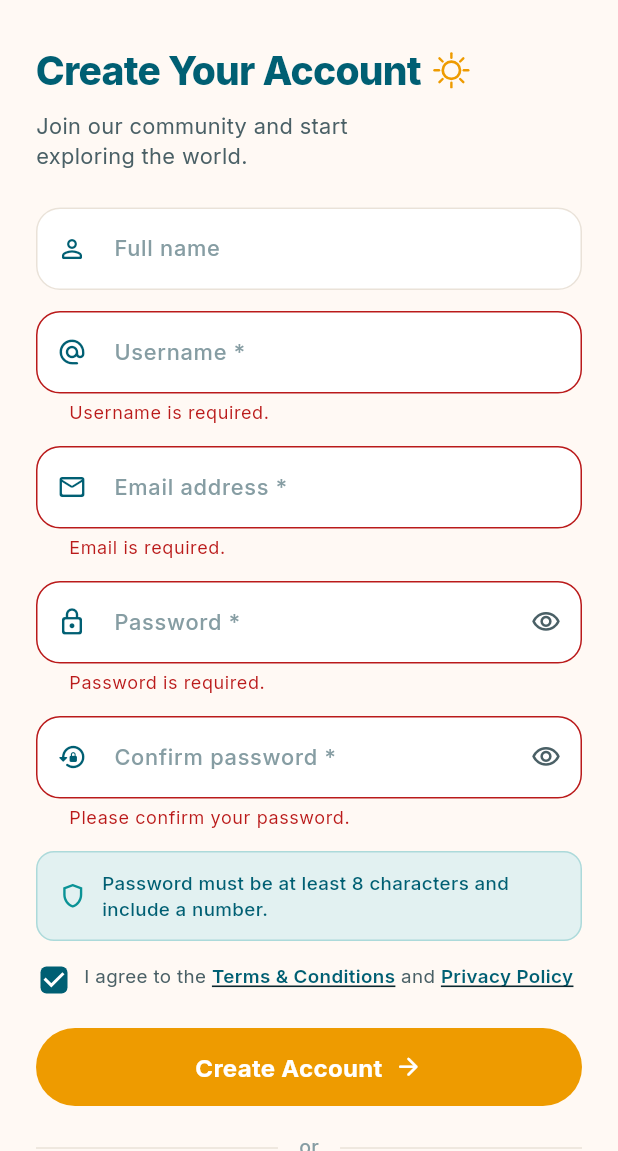
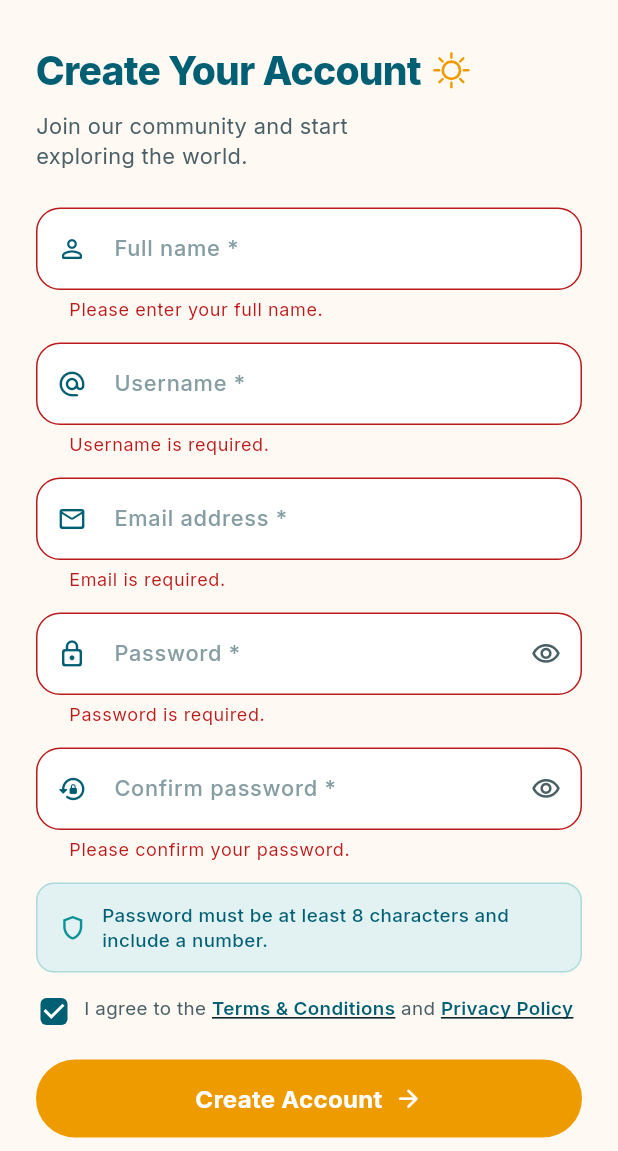
Before and after one commit to Ansh5922/WeTravel, a Flutter app: the SignupPage screen opened by its route, after a tap on "Create Account", on a phone screen of 412 x 824 dp, the part 85-1236 px from its top. Run offline on Flutter 3.47's test engine with Material 3 defaults, Android fonts, the phone set to English and light mode, and no system bars; our stand-ins replace dio, equatable, flutter_bloc, flutter_riverpod, flutter_secure_storage, go_router and 3 more; accounts and stored records are empty.

Commit message:
feat(auth): make fullName required in frontend signup form

```diff
--- a/frontend/lib/features/auth/presentation/pages/signup_page.dart
+++ b/frontend/lib/features/auth/presentation/pages/signup_page.dart
@@ -193,7 +193,7 @@ class _SignupPageState extends State<SignupPage> {
                             const SizedBox(height: 18),
                           ],
 
-                          // ── 4. Full Name Field (Optional) ─────────────────
+                          // ── 4. Full Name Field (Required) ─────────────────
                           TextFormField(
                             controller: _fullNameController,
                             keyboardType: TextInputType.name,
@@ -207,7 +207,7 @@ class _SignupPageState extends State<SignupPage> {
                               fontWeight: FontWeight.w500,
                             ),
                             decoration: _buildInputDecoration(
-                              hintText: 'Full name',
+                              hintText: 'Full name *',
                               prefixIcon: Icons.person_outline_rounded,
                             ),
                           ),
--- a/frontend/lib/features/auth/presentation/widgets/auth_validators.dart
+++ b/frontend/lib/features/auth/presentation/widgets/auth_validators.dart
@@ -63,14 +63,17 @@ class AuthValidators {
     return null;
   }
 
-  /// Validates full name (optional field validator).
+  /// Validates full name (required field, 2-100 characters).
   static String? validateFullName(String? value) {
     if (value == null || value.trim().isEmpty) {
-      return null; // Optional field
+      return 'Please enter your full name.';
     }
     final trimmed = value.trim();
     if (trimmed.length < 2) {
       return 'Full name must be at least 2 characters long.';
+    }
+    if (trimmed.length > 100) {
+      return 'Full name must be under 100 characters.';
     }
     return null;
   }
```
